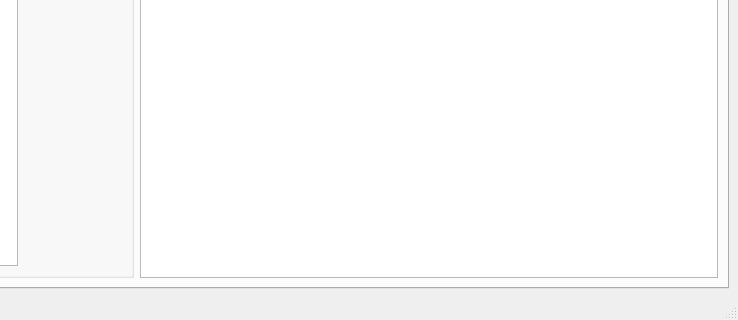
Before: the Qt Designer form ui/editorwindow.ui in hkeeble/ProcLevelDesigner, drawn with Qt 5; both pictures show x 183 to 921 and y 348 to 668 of the 921 by 668 pixel window.
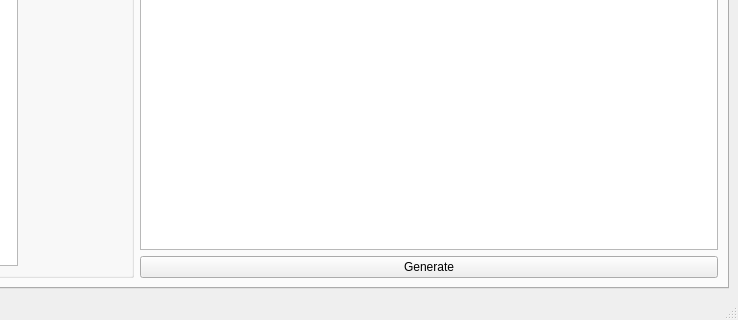
After: the same form once the commit is applied.

Commit message: Basic space graphics, zone/area saving and loading

```diff
--- a/ui/editorwindow.ui
+++ b/ui/editorwindow.ui
@@ -397,6 +397,8 @@
            </widget>
           </item>
           <item>
+           <layout class="QVBoxLayout" name="verticalLayout_4">
+            <item>
            <widget class="QGraphicsView" name="spaceView">
             <property name="sizePolicy">
              <sizepolicy hsizetype="Preferred" vsizetype="Preferred">
@@ -406,6 +408,15 @@
             </property>
            </widget>
           </item>
+            <item>
+             <widget class="QPushButton" name="generateSpaceButton">
+              <property name="text">
+               <string>Generate</string>
+              </property>
+             </widget>
+            </item>
+           </layout>
+          </item>
          </layout>
         </item>
        </layout>
```
Left out of the diff: 2 changed lines with no effect on the pictures. Lines whose indentation alone changed are shown as unchanged. The commit also changes 20 other files.
